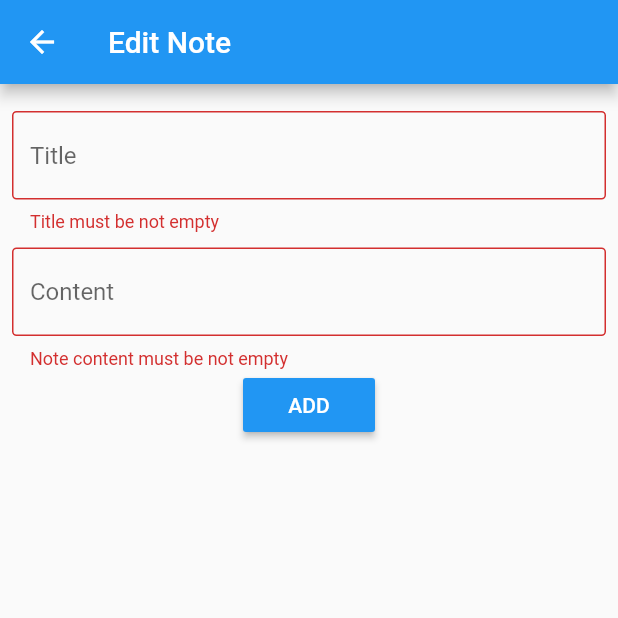
After one commit to MonaAlazzani/Note_App, a Flutter app: the EditNote screen opened by its route, after a tap on "ADD", on a phone screen of 412 x 824 dp, the top half of it. The commit adds this screen. Run offline on Flutter 3.47's test engine with Material 2 defaults, Android fonts, the phone set to English and light mode, and no system bars; our stand-ins replace shared_preferences; accounts and stored records are empty.

Commit message:
add and delete note files added

```diff
--- /dev/null
+++ b/lib/app/notes/add.dart
@@ -0,0 +1,77 @@
+import 'package:flutter/material.dart';
+import 'package:note_app/components/curd.dart';
+import 'package:note_app/components/customtextform.dart';
+import 'package:note_app/constants/api_link.dart';
+import 'package:note_app/main.dart';
+
+class AddNote extends StatefulWidget {
+  const AddNote({Key? key}) : super(key: key);
+
+  @override
+  State<AddNote> createState() => _AddNoteState();
+}
+
+class _AddNoteState extends State<AddNote> with Crud {
+  TextEditingController title = TextEditingController();
+  TextEditingController content = TextEditingController();
+ GlobalKey<FormState> formState = GlobalKey();
+  @override
+  Widget build(BuildContext context) {
+    return Scaffold(
+        appBar: AppBar(
+          title: Text('Add Note'),
+        ),
+        body: Padding(
+          padding: const EdgeInsets.all(8.0),
+          child: ListView(
+            children: [
+              Form(
+                key: formState,
+                  child: Column(
+                children: [
+                  CustomTextFormSign(
+                      hint: 'Title',
+                      controller: title,
+                      validator: (val) {
+                        if (val!.isEmpty) {
+                          return "Title must be not empty";
+                        }
+                      }),
+                  CustomTextFormSign(
+                      hint: 'Content',
+                      controller: content,
+                      validator: (val) {
+                        if (val!.isEmpty) {
+                          return "Note content must be not empty";
+                        }
+                      }),
+
+                      MaterialButton(onPressed: ()async{
+                        await addNote();
+                      }, color: Colors.blue,
+                       child: Text('ADD', style: TextStyle(color: Colors.white),),)
+                ],
+              ))
+            ],
+          ),
+        ));
+  }
+
+  addNote() async{
+    var currentState = formState.currentState;
+
+    if(currentState!.validate()){
+
+      var response = await postRequest(add_ApiLink, {
+      "id": sharedPref.getString('id'),
+      "title": title.text,
+      "content": content.text
+    });
+
+    if(response['status'] == 'Success'){
+       Navigator.of(context).pushNamedAndRemoveUntil('home', (route) => false);
+    }
+    }
+
+  }
+}
--- /dev/null
+++ b/lib/app/notes/edit.dart
@@ -0,0 +1,77 @@
+import 'package:flutter/material.dart';
+import 'package:note_app/components/curd.dart';
+import 'package:note_app/components/customtextform.dart';
+import 'package:note_app/constants/api_link.dart';
+import 'package:note_app/main.dart';
+
+class EditNote extends StatefulWidget {
+  const EditNote({Key? key}) : super(key: key);
+
+  @override
+  State<EditNote> createState() => _EditNoteState();
+}
+
+class _EditNoteState extends State<EditNote> with Crud {
+  TextEditingController title = TextEditingController();
+  TextEditingController content = TextEditingController();
+ GlobalKey<FormState> formState = GlobalKey();
+  @override
+  Widget build(BuildContext context) {
+    return Scaffold(
+        appBar: AppBar(
+          title: Text('Edit Note'),
+        ),
+        body: Padding(
+          padding: const EdgeInsets.all(8.0),
+          child: ListView(
+            children: [
+              Form(
+                key: formState,
+                  child: Column(
+                children: [
+                  CustomTextFormSign(
+                      hint: 'Title',
+                      controller: title,
+                      validator: (val) {
+                        if (val!.isEmpty) {
+                          return "Title must be not empty";
+                        }
+                      }),
+                  CustomTextFormSign(
+                      hint: 'Content',
+                      controller: content,
+                      validator: (val) {
+                        if (val!.isEmpty) {
+                          return "Note content must be not empty";
+                        }
+                      }),
+
+                      MaterialButton(onPressed: ()async{
+                        await EditNote();
+                      }, color: Colors.blue,
+                       child: Text('ADD', style: TextStyle(color: Colors.white),),)
+                ],
+              ))
+            ],
+          ),
+        ));
+  }
+
+  EditNote() async{
+    var currentState = formState.currentState;
+
+    if(currentState!.validate()){
+
+      var response = await postRequest(add_ApiLink, {
+      "id": sharedPref.getString('id'),
+      "title": title.text,
+      "content": content.text
+    });
+
+    if(response['status'] == 'Success'){
+       Navigator.of(context).pushNamedAndRemoveUntil('home', (route) => false);
+    }
+    }
+
+  }
+}
--- a/lib/components/customtextform.dart
+++ b/lib/components/customtextform.dart
@@ -5,13 +5,15 @@ import 'package:flutter/material.dart';
 class CustomTextFormSign extends StatelessWidget {
   String hint;
   TextEditingController controller;
-   CustomTextFormSign({ Key? key, required this.hint, required this.controller }) : super(key: key);
+  String? Function(String?) validator;
+   CustomTextFormSign({ Key? key, required this.hint, required this.controller, required this.validator }) : super(key: key);
 
   @override
   Widget build(BuildContext context) {
     return Padding(
       padding: const EdgeInsets.fromLTRB(0, 10, 0, 0),
       child: TextFormField(
+        validator: validator,
         controller: controller,
         decoration: InputDecoration(
           hintText: hint,
--- a/lib/constants/api_link.dart
+++ b/lib/constants/api_link.dart
@@ -2,3 +2,9 @@
 
 final String serverLink = "http://10.0.2.2/coursephp";
 final String signupLink = "$serverLink/auth/signup.php";
+final String loginLink = "$serverLink/auth/login.php";
+
+final String add_ApiLink = "$serverLink/notes/add.php";
+final String delete_ApiLink = "$serverLink/notes/delete.php";
+final String edit_ApiLink = "$serverLink/notes/edit.php";
+final String view_ApiLink = "$serverLink/notes/view.php";
--- /dev/null
+++ b/lib/view/note_card.dart
@@ -0,0 +1,37 @@
+
+import 'package:flutter/material.dart';
+
+class NoteCard extends StatelessWidget {
+  void Function() onTap;
+  String title, content;
+   NoteCard({ Key? key, required this.onTap , required this.content, required this.title}) : super(key: key);
+
+  @override
+  Widget build(BuildContext context) {
+    return InkWell(
+              onTap: (){
+                Navigator.of(context).pushNamed('edit_note');
+              },
+              child: Card(
+                child: Row(
+                  mainAxisAlignment: MainAxisAlignment.start,
+                  crossAxisAlignment: CrossAxisAlignment.start,
+                  children: [
+                    Expanded(
+                      flex: 1,
+                      child: Image.network('https://images.unsplash.com/photo-1526662092594-e98c1e356d6a?ixlib=rb-1.2.1&ixid=MnwxMjA3fDB8MHxzZWFyY2h8MTR8fGtpZHxlbnwwfHwwfHw%3D&auto=format&fit=crop&w=600&q=60'
+                    ,width:80,height: 80, fit: BoxFit.fill,)),
+
+                    Expanded(
+                      flex: 2,
+                      child: ListTile(
+                      title: Text('$title'),
+                      subtitle: Text('$content'),
+                    ))
+
+                  ],
+                ),
+              ),
+            );
+  }
+}
--- a/pubspec.yaml
+++ b/pubspec.yaml
@@ -35,6 +35,7 @@ dependencies:
   # Use with the CupertinoIcons class for iOS style icons.
   cupertino_icons: ^1.0.2
   http: ^0.13.4
+  shared_preferences: ^2.0.13
 
 dev_dependencies:
   flutter_test:
```
Also changed, not shown: lib/app/auth/login.dart (+37 -4 lines), lib/app/auth/signup.dart (+19 -4 lines), lib/app/home.dart (+52 -24 lines), lib/main.dart (+17 -3 lines), pubspec.lock, 2 other files.
